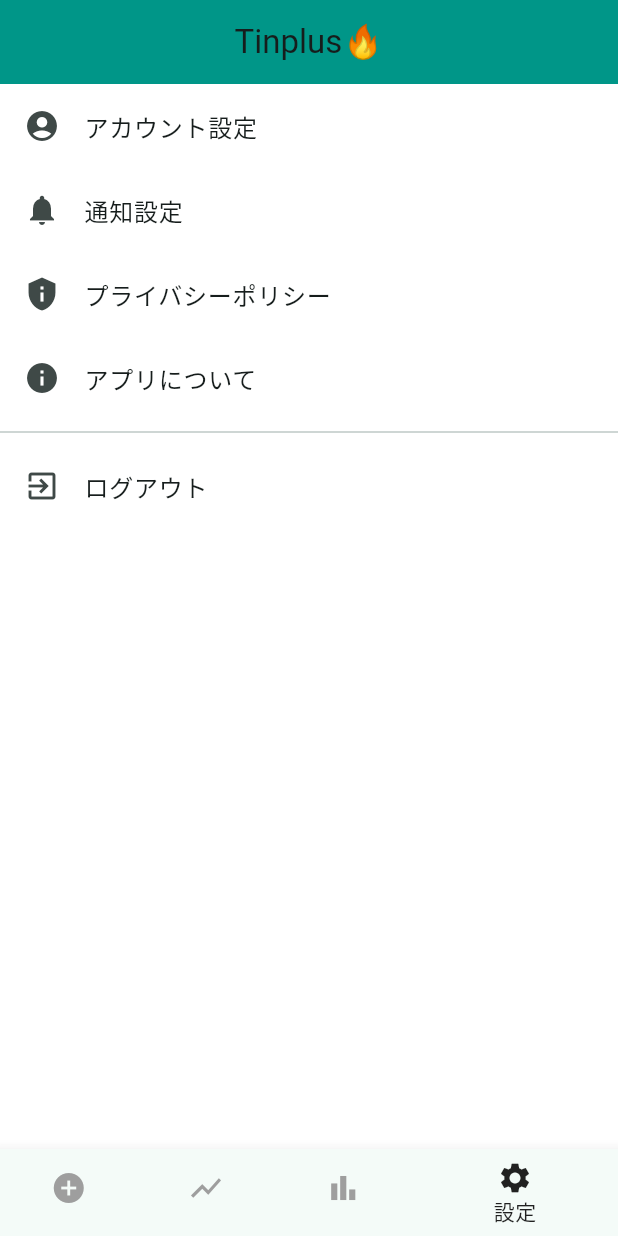
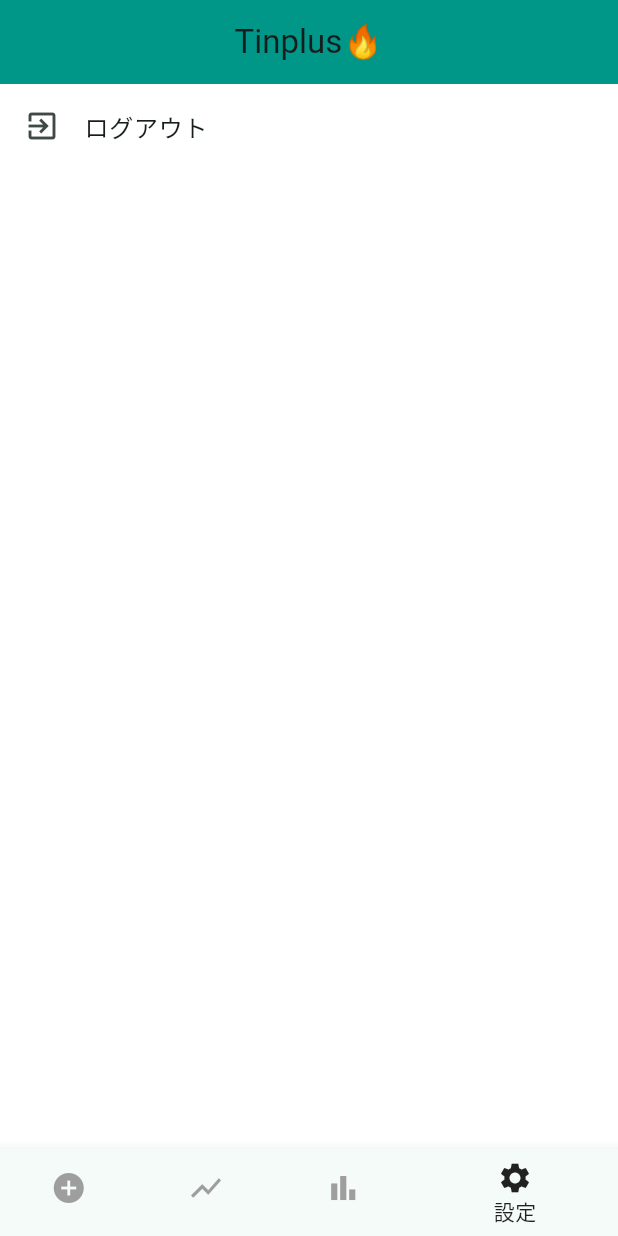
Before and after one commit to yuzu-juice/Tinplus, a Flutter app: the screen it shows after launch, item 4 of the bottom bar chosen, on a phone screen of 412 x 824 dp. Run offline on Flutter 3.47's test engine with Material 3 defaults, Android fonts, the phone set to English and light mode, and no system bars; our stand-ins replace shared_preferences, table_calendar; missing offline and left inert: amplify_auth_cognito, amplify_authenticator, amplify_flutter.

Commit message:
設定画面をログアウトボタンだけにした

```diff
--- a/lib/pages/settings_page.dart
+++ b/lib/pages/settings_page.dart
@@ -25,35 +25,6 @@
       body: ListView(
         children: [
           ListTile(
-            title: const Text('アカウント設定'),
-            leading: const Icon(Icons.account_circle),
-            onTap: () {
-              // アカウント設定ページへの遷移をここに実装
-            },
-          ),
-          ListTile(
-            title: const Text('通知設定'),
-            leading: const Icon(Icons.notifications),
-            onTap: () {
-              // 通知設定ページへの遷移をここに実装
-            },
-          ),
-          ListTile(
-            title: const Text('プライバシーポリシー'),
-            leading: const Icon(Icons.privacy_tip),
-            onTap: () {
-              // プライバシーポリシーページへの遷移をここに実装
-            },
-          ),
-          ListTile(
-            title: const Text('アプリについて'),
-            leading: const Icon(Icons.info),
-            onTap: () {
-              // アプリ情報ページへの遷移をここに実装
-            },
-          ),
-          const Divider(),
-          ListTile(
             title: const Text('ログアウト'),
             leading: const Icon(Icons.exit_to_app),
             onTap: () => logout(context),
```
